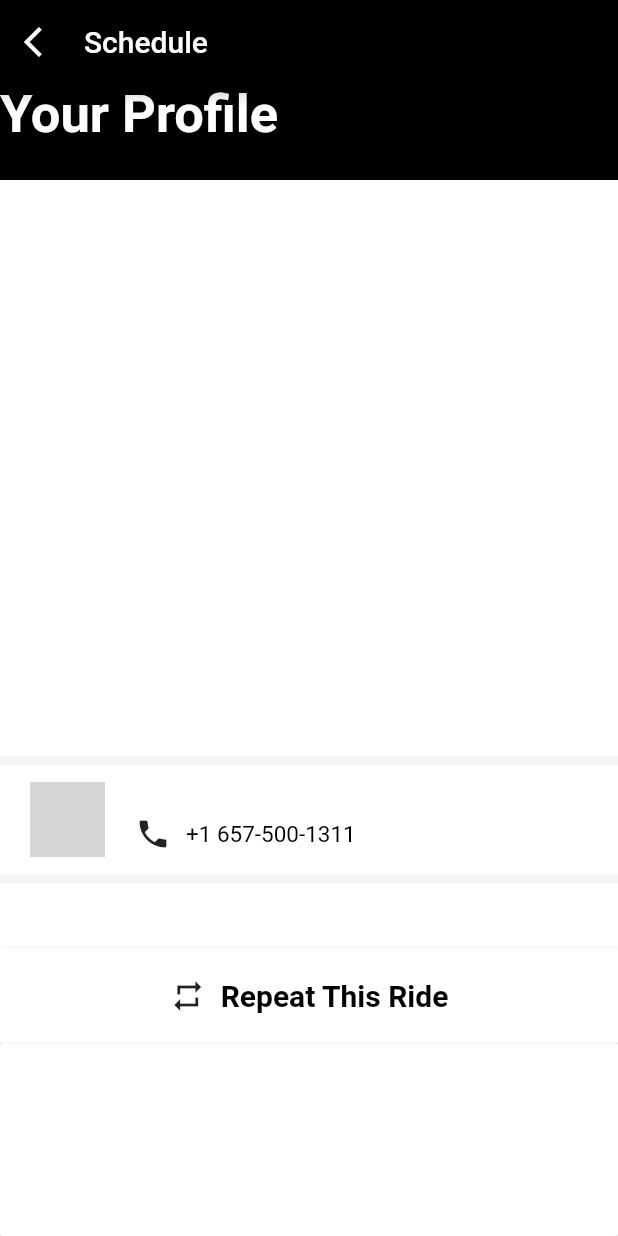
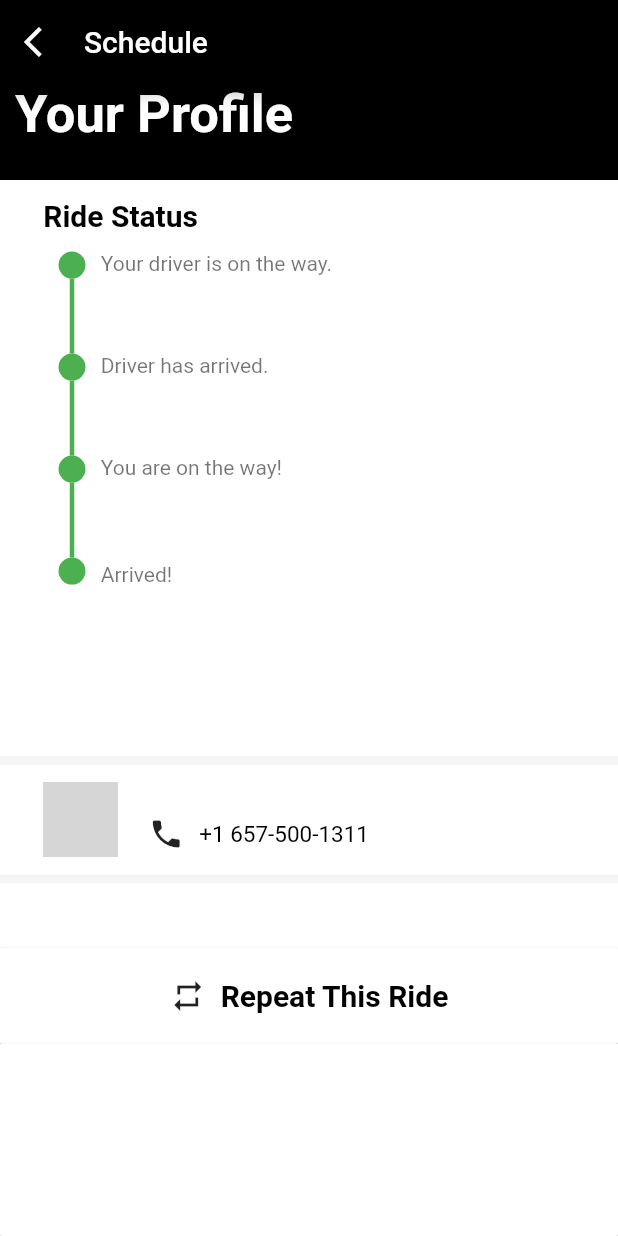
Before and after one commit to cornell-dti/carriage-rider, a Flutter app: the Current screen opened directly, on a phone screen of 412 x 824 dp. Run offline on Flutter 3.47's test engine with Material 2 defaults, Android fonts, the phone set to English and light mode, and no system bars; our stand-ins replace google_sign_in; accounts and stored records are empty; network calls fail; Roboto replaces fonts that are missing (SFPro, regular); grey boxes are pictures that could not be loaded.

Commit message:
setup timeline UI

```diff
--- a/lib/Current.dart
+++ b/lib/Current.dart
@@ -1,10 +1,12 @@
 import 'dart:ui';
 import 'Login.dart';
 import 'package:flutter/material.dart';
+import 'size_config.dart';
 
 class Current extends StatelessWidget {
   @override
   Widget build(BuildContext context) {
+    SizeConfig().init(context);
     return Scaffold(
       appBar: AppBar(
         title: Text(
@@ -31,6 +33,9 @@ class Current extends StatelessWidget {
                   Row(
                     crossAxisAlignment: CrossAxisAlignment.center,
                     children: <Widget>[
+                      SizedBox(
+                        width: 10,
+                      ),
                       Text(
                         "Your Profile",
                         style: TextStyle(
@@ -48,8 +53,32 @@ class Current extends StatelessWidget {
           ),
           Expanded(
             child: Container(
-              decoration: const BoxDecoration(color: Colors.white),
-            ),
+                decoration: const BoxDecoration(color: Colors.white),
+                child: Column(
+                  children: <Widget>[
+                    Row(
+                      crossAxisAlignment: CrossAxisAlignment.center,
+                      children: <Widget>[
+                        Container(
+                          padding: EdgeInsets.only(
+                            top: SizeConfig.safeBlockHorizontal * 3,
+                            left: SizeConfig.safeBlockHorizontal * 7,
+                          ),
+                          child: Text(
+                            "Ride Status",
+                            textAlign: TextAlign.left,
+                            style: TextStyle(
+                                color: Colors.black,
+                                fontSize: 20,
+                                fontFamily: 'SFPro',
+                                fontWeight: FontWeight.bold),
+                          ),
+                        ),
+                      ],
+                    ),
+                    orderTimeline()
+                  ],
+                )),
             flex: 6,
           ),
           Expanded(
@@ -81,8 +110,10 @@ class Current extends StatelessWidget {
                     Row(
                       mainAxisAlignment: MainAxisAlignment.spaceBetween,
                       children: <Widget>[
-                        SizedBox(
-                          width: 20,
+                        Container(
+                          padding: EdgeInsets.only(
+                            left: SizeConfig.safeBlockHorizontal * 7,
+                          ),
                         ),
                         SizedBox(
                             height: 50,
@@ -206,4 +237,130 @@ class Current extends StatelessWidget {
       ),
     );
   }
+
+  Widget orderTimeline() {
+    return Container(
+      decoration: BoxDecoration(color: Colors.white),
+      margin: EdgeInsets.only(
+        bottom: SizeConfig.safeBlockHorizontal * 3,
+      ),
+      padding: EdgeInsets.only(
+        top: SizeConfig.safeBlockHorizontal * 3,
+        left: SizeConfig.safeBlockHorizontal * 7,
+        bottom: SizeConfig.safeBlockHorizontal * 3,
+      ),
+      child: Column(
+        children: <Widget>[
+          timelineRow("Your driver is on the way.", ""),
+          timelineRow("Driver has arrived.", ""),
+          timelineRow("You are on the way!", ""),
+          timelineLastRow("Arrived!", ""),
+        ],
+      ),
+    );
+  }
+
+  Widget timelineRow(String title, String subTile) {
+    return Row(
+      mainAxisAlignment: MainAxisAlignment.start,
+      crossAxisAlignment: CrossAxisAlignment.start,
+      children: <Widget>[
+        SizedBox(height: 30),
+        Expanded(
+          flex: 1,
+          child: Column(
+            // mainAxisAlignment: MainAxisAlignment.start,
+            mainAxisSize: MainAxisSize.min,
+            crossAxisAlignment: CrossAxisAlignment.center,
+            children: <Widget>[
+              Container(
+                width: 18,
+                height: 18,
+                decoration: new BoxDecoration(
+                  color: Colors.green,
+                  shape: BoxShape.circle,
+                ),
+                child: Text(""),
+              ),
+              Container(
+                width: 3,
+                height: 50,
+                decoration: new BoxDecoration(
+                  color: Colors.green,
+                  shape: BoxShape.rectangle,
+                ),
+                child: Text(""),
+              ),
+            ],
+          ),
+        ),
+        Expanded(
+          flex: 9,
+          child: Column(
+            // mainAxisAlignment: MainAxisAlignment.center,
+            mainAxisSize: MainAxisSize.min,
+            crossAxisAlignment: CrossAxisAlignment.start,
+            children: <Widget>[
+              Text('${title}\n ${subTile}',
+                  style: TextStyle(
+                      fontFamily: "regular",
+                      fontSize: 14,
+                      color: Colors.black54)),
+            ],
+          ),
+        ),
+      ],
+    );
+  }
+
+  Widget timelineLastRow(String title, String subTile) {
+    return Row(
+      mainAxisAlignment: MainAxisAlignment.spaceAround,
+      children: <Widget>[
+        Expanded(
+          flex: 1,
+          child: Column(
+            mainAxisAlignment: MainAxisAlignment.start,
+            mainAxisSize: MainAxisSize.max,
+            crossAxisAlignment: CrossAxisAlignment.center,
+            children: <Widget>[
+              Container(
+                width: 18,
+                height: 18,
+                decoration: new BoxDecoration(
+                  color: Colors.green,
+                  shape: BoxShape.circle,
+                ),
+                child: Text(""),
+              ),
+              Container(
+                width: 3,
+                height: 20,
+                decoration: new BoxDecoration(
+                  color: Colors.transparent,
+                  shape: BoxShape.rectangle,
+                ),
+                child: Text(""),
+              ),
+            ],
+          ),
+        ),
+        Expanded(
+          flex: 9,
+          child: Column(
+            mainAxisAlignment: MainAxisAlignment.center,
+            mainAxisSize: MainAxisSize.max,
+            crossAxisAlignment: CrossAxisAlignment.start,
+            children: <Widget>[
+              Text('${title}\n ${subTile}',
+                  style: TextStyle(
+                      fontFamily: "regular",
+                      fontSize: 14,
+                      color: Colors.black54)),
+            ],
+          ),
+        ),
+      ],
+    );
+  }
 }
--- /dev/null
+++ b/lib/size_config.dart
@@ -0,0 +1,28 @@
+import 'package:flutter/widgets.dart';
+
+class SizeConfig {
+  static MediaQueryData _mediaQueryData;
+  static double screenWidth;
+  static double screenHeight;
+  static double blockSizeHorizontal;
+  static double blockSizeVertical;
+  static double _safeAreaHorizontal;
+  static double _safeAreaVertical;
+  static double safeBlockHorizontal;
+  static double safeBlockVertical;
+
+  void init(BuildContext context) {
+    _mediaQueryData = MediaQuery.of(context);
+    screenWidth = _mediaQueryData.size.width;
+    screenHeight = _mediaQueryData.size.height;
+    blockSizeHorizontal = screenWidth / 100;
+    blockSizeVertical = screenHeight / 100;
+
+    _safeAreaHorizontal =
+        _mediaQueryData.padding.left + _mediaQueryData.padding.right;
+    _safeAreaVertical =
+        _mediaQueryData.padding.top + _mediaQueryData.padding.bottom;
+    safeBlockHorizontal = (screenWidth - _safeAreaHorizontal) / 100;
+    safeBlockVertical = (screenHeight - _safeAreaVertical) / 100;
+  }
+}
```
